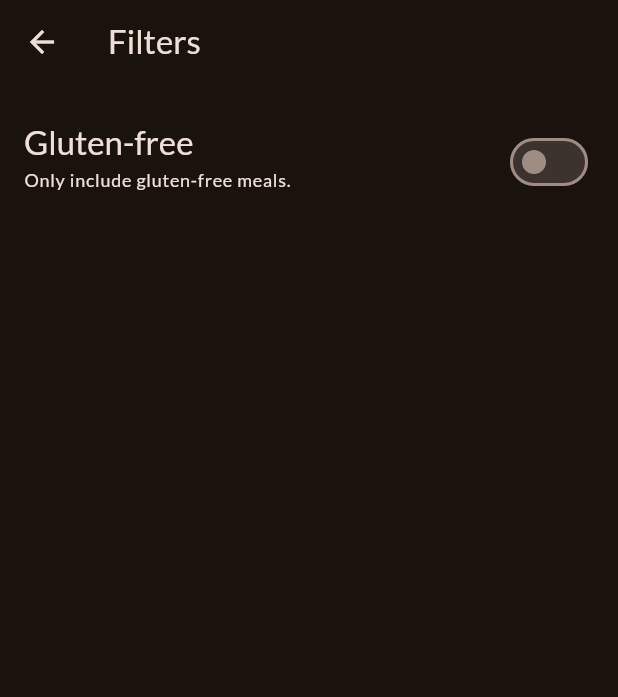
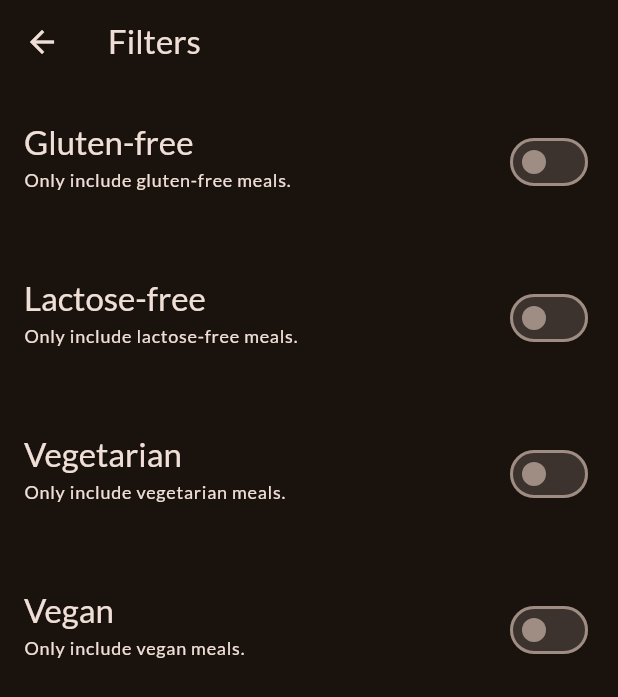
Before and after one commit to FadyFawzyOfficial/mealsx, a Flutter app: the FiltersScreen screen opened directly, on a phone screen of 412 x 824 dp. Shown: the top 697 px of the screen. Run offline on Flutter 3.47's test engine with Material 3 defaults, Android fonts, the phone set to English and light mode, and no system bars; our stand-ins replace google_fonts, transparent_image.

Commit message:
30. Add more (remaining) filter options to filter meals

```diff
--- a/lib/screens/filters_screen.dart
+++ b/lib/screens/filters_screen.dart
@@ -14,6 +14,9 @@ class FiltersScreen extends StatefulWidget {
 
 class _FiltersScreenState extends State<FiltersScreen> {
   var isGlutenFree = false;
+  var isLactoseFree = false;
+  var isVegetarian = false;
+  var isVegan = false;
 
   @override
   Widget build(context) {
@@ -34,7 +37,25 @@ class _FiltersScreenState extends State<FiltersScreen> {
             onChanged: (isChecked) => setState(() => isGlutenFree = isChecked),
             title: 'Gluten-free',
             subTitle: 'Only include gluten-free meals.',
-          )
+          ),
+          SwitchFilter(
+            value: isLactoseFree,
+            onChanged: (isChecked) => setState(() => isLactoseFree = isChecked),
+            title: 'Lactose-free',
+            subTitle: 'Only include lactose-free meals.',
+          ),
+          SwitchFilter(
+            value: isVegetarian,
+            onChanged: (isChecked) => setState(() => isVegetarian = isChecked),
+            title: 'Vegetarian',
+            subTitle: 'Only include vegetarian meals.',
+          ),
+          SwitchFilter(
+            value: isVegan,
+            onChanged: (isChecked) => setState(() => isVegan = isChecked),
+            title: 'Vegan',
+            subTitle: 'Only include vegan meals.',
+          ),
         ],
       ),
     );
```
